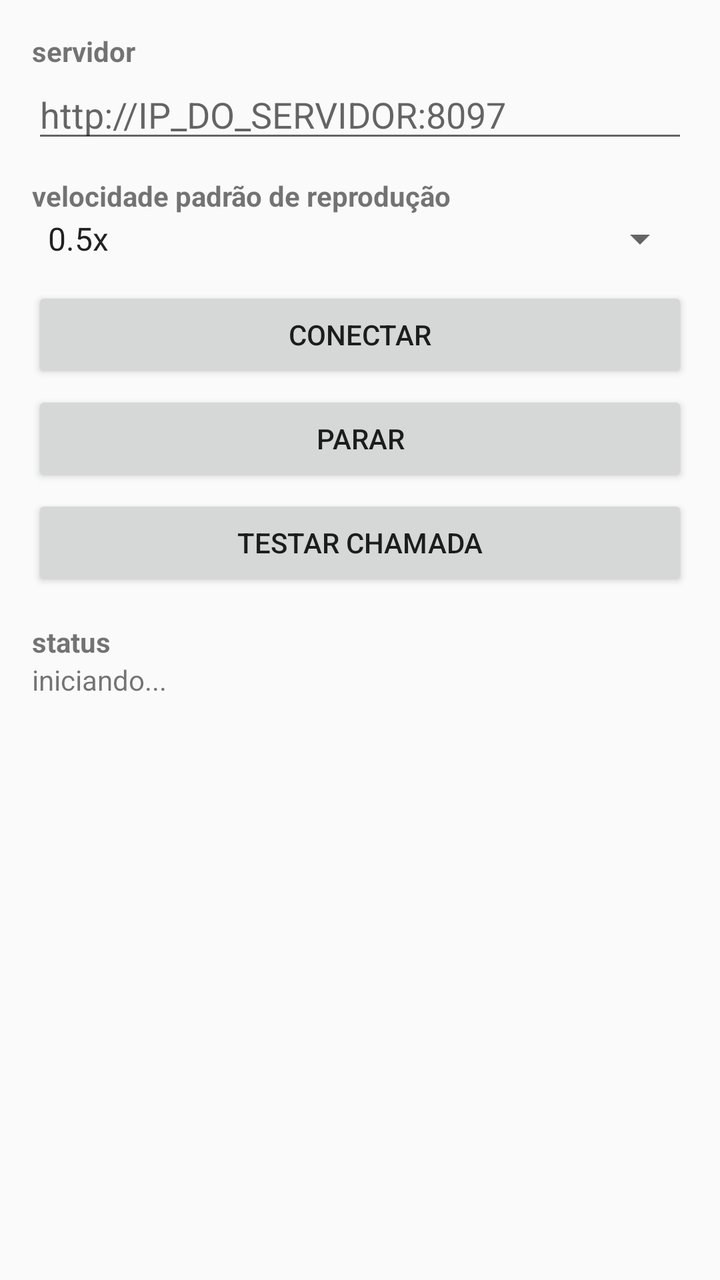
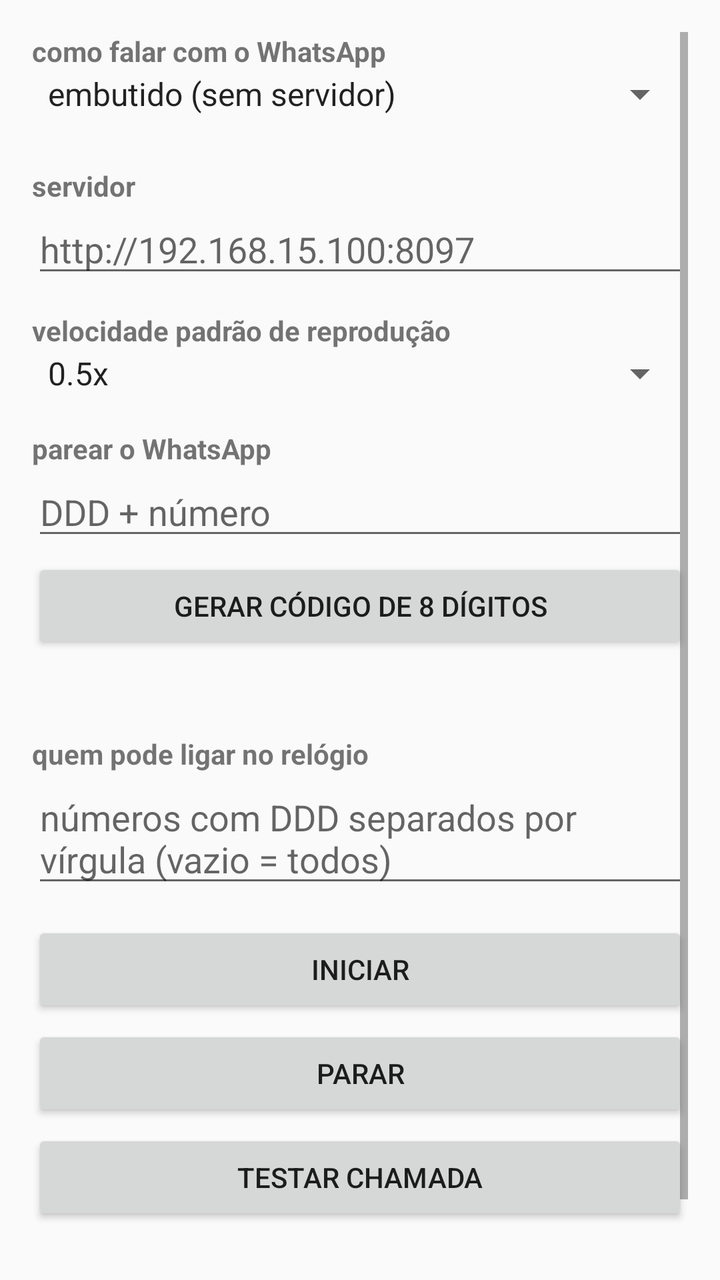

Two renders of the same Android screen: before a commit and after it. Below are the layout's source before the change and the commit's diff.
<!-- AndroidManifest.xml: application theme AppTheme -->
<!-- res/layout/activity_main.xml -->
<?xml version="1.0" encoding="utf-8"?>
<ScrollView xmlns:android="http://schemas.android.com/apk/res/android"
    android:layout_width="match_parent"
    android:layout_height="match_parent"
    android:padding="16dp">

    <LinearLayout
        android:layout_width="match_parent"
        android:layout_height="wrap_content"
        android:orientation="vertical">

        <TextView
            android:layout_width="wrap_content"
            android:layout_height="wrap_content"
            android:text="@string/server_label"
            android:textStyle="bold" />

        <EditText
            android:id="@+id/urlInput"
            android:layout_width="match_parent"
            android:layout_height="wrap_content"
            android:hint="@string/url_hint"
            android:inputType="textUri"
            android:importantForAutofill="no"
            android:maxLines="1" />

        <TextView
            android:layout_width="wrap_content"
            android:layout_height="wrap_content"
            android:layout_marginTop="12dp"
            android:text="@string/speed_label"
            android:textStyle="bold" />

        <Spinner
            android:id="@+id/speedSpinner"
            android:layout_width="match_parent"
            android:layout_height="wrap_content"
            android:entries="@array/speed_values" />

        <Button
            android:id="@+id/connectButton"
            android:layout_width="match_parent"
            android:layout_height="wrap_content"
            android:layout_marginTop="12dp"
            android:text="@string/connect" />

        <Button
            android:id="@+id/stopButton"
            android:layout_width="match_parent"
            android:layout_height="wrap_content"
            android:layout_marginTop="4dp"
            android:text="@string/stop" />

        <Button
            android:id="@+id/testCallButton"
            android:layout_width="match_parent"
            android:layout_height="wrap_content"
            android:layout_marginTop="4dp"
            android:text="@string/test_call" />

        <TextView
            android:layout_width="wrap_content"
            android:layout_height="wrap_content"
            android:layout_marginTop="16dp"
            android:text="@string/status_label"
            android:textStyle="bold" />

        <TextView
            android:id="@+id/statusText"
            android:layout_width="match_parent"
            android:layout_height="wrap_content"
            android:text="@string/starting" />

    </LinearLayout>
</ScrollView>
<!-- resources referenced by this layout -->
<resources>
  <string-array name="speed_values">
          <item>0.5x</item>
          <item>0.75x</item>
          <item>1x</item>
          <item>1.25x</item>
          <item>1.5x</item>
          <item>2x</item>
      </string-array>
  <string name="connect">Conectar</string>
  <string name="server_label">servidor</string>
  <string name="speed_label">velocidade padrão de reprodução</string>
  <string name="starting">iniciando...</string>
  <string name="status_label">status</string>
  <string name="stop">Parar</string>
  <string name="test_call">Testar chamada</string>
  <string name="url_hint">http://IP_DO_SERVIDOR:8097</string>
  <style name="AppTheme" parent="@android:style/Theme.Material.Light.DarkActionBar">
          <item name="android:colorPrimary">@color/brand</item>
          <item name="android:colorAccent">@color/brand</item>
      </style>
  <color name="brand">#128C7E</color>
</resources>

<!-- the commit's change to res/layout/activity_main.xml (unified diff, before → after) -->
@@ -12,6 +12,25 @@
         <TextView
             android:layout_width="wrap_content"
             android:layout_height="wrap_content"
+            android:text="@string/engine_label"
+            android:textStyle="bold" />
+
+        <Spinner
+            android:id="@+id/modeSpinner"
+            android:layout_width="match_parent"
+            android:layout_height="wrap_content"
+            android:entries="@array/engine_modes" />
+
+        <TextView
+            android:id="@+id/engineStatusText"
+            android:layout_width="wrap_content"
+            android:layout_height="wrap_content"
+            android:textSize="12sp" />
+
+        <TextView
+            android:layout_width="wrap_content"
+            android:layout_height="wrap_content"
+            android:layout_marginTop="8dp"
             android:text="@string/server_label"
             android:textStyle="bold" />
 
@@ -36,6 +55,60 @@
             android:layout_width="match_parent"
             android:layout_height="wrap_content"
             android:entries="@array/speed_values" />
+
+        
+        <TextView
+            android:layout_width="wrap_content"
+            android:layout_height="wrap_content"
+            android:layout_marginTop="16dp"
+            android:text="@string/pairing_label"
+            android:textStyle="bold" />
+
+        <EditText
+            android:id="@+id/phoneInput"
+            android:layout_width="match_parent"
+            android:layout_height="wrap_content"
+            android:hint="@string/phone_hint"
+            android:inputType="phone"
+            android:importantForAutofill="no"
+            android:maxLines="1" />
+
+        <Button
+            android:id="@+id/pairButton"
+            android:layout_width="match_parent"
+            android:layout_height="wrap_content"
+            android:layout_marginTop="4dp"
+            android:text="@string/pair" />
+
+        <TextView
+            android:id="@+id/pairResultText"
+            android:layout_width="match_parent"
+            android:layout_height="wrap_content"
+            android:textSize="18sp"
+            android:textStyle="bold" />
+
+        <Button
+            android:id="@+id/batteryButton"
+            android:layout_width="match_parent"
+            android:layout_height="wrap_content"
+            android:layout_marginTop="4dp"
+            android:text="@string/battery"
+            android:visibility="gone" />
+
+        <TextView
+            android:layout_width="wrap_content"
+            android:layout_height="wrap_content"
+            android:layout_marginTop="16dp"
+            android:text="@string/allowed_label"
+            android:textStyle="bold" />
+
+        <EditText
+            android:id="@+id/allowedInput"
+            android:layout_width="match_parent"
+            android:layout_height="wrap_content"
+            android:hint="@string/allowed_hint"
+            android:importantForAutofill="no"
+            android:maxLines="2" />
 
         <Button
             android:id="@+id/connectButton"
<!-- resource entries referenced after the edit -->
@@ -1,5 +1,9 @@
 <!-- resources referenced by this layout -->
 <resources>
+  <string-array name="engine_modes">
+          <item>embutido (sem servidor)</item>
+          <item>servidor externo</item>
+      </string-array>
   <string-array name="speed_values">
           <item>0.5x</item>
           <item>0.75x</item>
@@ -8,14 +12,21 @@
           <item>1.5x</item>
           <item>2x</item>
       </string-array>
-  <string name="connect">Conectar</string>
+  <string name="allowed_hint">números com DDD separados por vírgula (vazio = todos)</string>
+  <string name="allowed_label">quem pode ligar no relógio</string>
+  <string name="battery">não deixar o celular dormir o app</string>
+  <string name="connect">iniciar</string>
+  <string name="engine_label">como falar com o WhatsApp</string>
+  <string name="pair">gerar código de 8 dígitos</string>
+  <string name="pairing_label">parear o WhatsApp</string>
+  <string name="phone_hint">DDD + número</string>
   <string name="server_label">servidor</string>
   <string name="speed_label">velocidade padrão de reprodução</string>
-  <string name="starting">iniciando...</string>
+  <string name="starting">iniciando…</string>
   <string name="status_label">status</string>
-  <string name="stop">Parar</string>
-  <string name="test_call">Testar chamada</string>
-  <string name="url_hint">http://IP_DO_SERVIDOR:8097</string>
+  <string name="stop">parar</string>
+  <string name="test_call">testar chamada</string>
+  <string name="url_hint">http://192.168.15.100:8097</string>
   <style name="AppTheme" parent="@android:style/Theme.Material.Light.DarkActionBar">
           <item name="android:colorPrimary">@color/brand</item>
           <item name="android:colorAccent">@color/brand</item>
